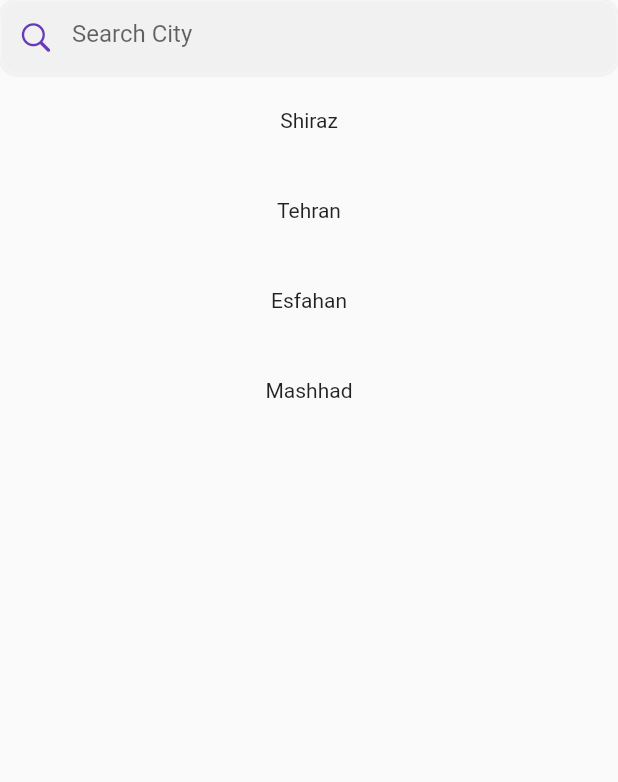
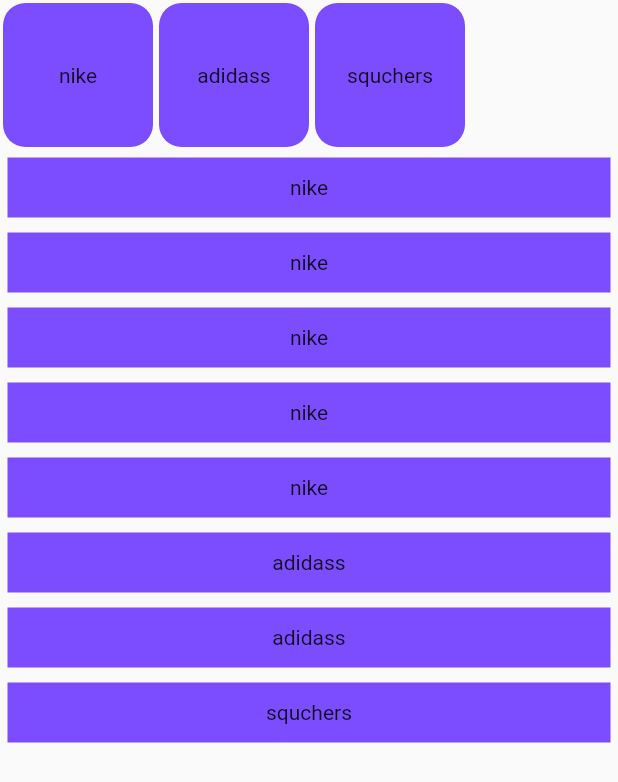
Before and after one commit to esmaeil-koohi/Widget, a Flutter app: the screen it shows after launch, on a phone screen of 412 x 824 dp. Shown: the top 782 px of the screen. Run offline on Flutter 3.47's test engine with Material 2 defaults, Android fonts, the phone set to English and light mode, and no system bars; our stand-ins replace dropdown_search, file_picker, qr_flutter.

Commit message:
filter in listView

```diff
--- /dev/null
+++ b/lib/filter_in_list.dart
@@ -0,0 +1,108 @@
+import 'package:flutter/material.dart';
+
+class FilterInList extends StatefulWidget {
+  const FilterInList({Key? key}) : super(key: key);
+
+  @override
+  State<FilterInList> createState() => _FilterInListState();
+}
+
+class _FilterInListState extends State<FilterInList> {
+  String selectIndex = 'All';
+  List<String> categoryList = ['nike', 'adidass', 'squchers'];
+  List<Product> productList = [
+    Product(title: 'nike', price: '12'),
+    Product(title: 'nike', price: '13'),
+    Product(title: 'nike', price: '12'),
+    Product(title: 'nike', price: '12'),
+    Product(title: 'nike', price: '12'),
+    Product(title: 'adidass', price: '12'),
+    Product(title: 'adidass', price: '12'),
+    Product(title: 'squchers', price: '12'),
+  ];
+  List<Product>? listFilter;
+
+  @override
+  void initState() {
+    // TODO: implement initState
+    super.initState();
+    listFilter = productList;
+  }
+
+  @override
+  Widget build(BuildContext context) {
+    final width = MediaQuery.of(context).size.width;
+    return Scaffold(
+      body: SafeArea(
+          child: Column(
+        children: [
+          SizedBox(
+            width: width,
+            height: 100,
+            child: ListView.builder(
+              itemCount: categoryList.length,
+              scrollDirection: Axis.horizontal,
+              itemBuilder: (context, index) {
+                return GestureDetector(
+                  onTap: () {
+                    setState(() {
+                      selectIndex = categoryList[index];
+                    });
+                  },
+                  child: Container(
+                    width: 100,
+                    height: 50,
+                    margin: const EdgeInsets.all(2),
+                    decoration: const BoxDecoration(
+                      color: Colors.deepPurpleAccent,
+                      borderRadius: BorderRadius.all(Radius.circular(15)),
+                    ),
+                    child: Center(
+                      child: Text(categoryList[index]),
+                    ),
+                  ),
+                );
+              },
+            ),
+          ),
+
+          //
+          Expanded(
+              child: ListView.builder(
+            itemCount: getFilteredItems().length,
+            itemBuilder: (context, index) {
+              // Product productFilter = getFilteredItems()[index];
+              return Container(
+                width: width,
+                height: 40,
+                margin: const EdgeInsets.all(5),
+                color: Colors.deepPurpleAccent,
+                child: Center(
+                  child: Text(getFilteredItems()[index].title),
+                ),
+              );
+            },
+          )),
+        ],
+      )),
+    );
+  }
+
+  List<Product> getFilteredItems() {
+    if (selectIndex == 'All') {
+      return productList;
+    } else {
+      return productList.where((item) => item.title == selectIndex).toList();
+    }
+  }
+
+}
+
+
+
+class Product {
+  final String title;
+  final String price;
+
+  Product({required this.title, required this.price});
+}
--- a/lib/main.dart
+++ b/lib/main.dart
@@ -2,6 +2,7 @@ import 'package:flutter/material.dart';
 import 'package:widget_need/animated_switcher.dart';
 import 'package:widget_need/challenge1.dart';
 import 'package:widget_need/file_picker.dart';
+import 'package:widget_need/filter_in_list.dart';
 import 'package:widget_need/qr_code.dart';
 import 'package:widget_need/search_in_list.dart';
 import 'package:widget_need/steper_widget.dart';
@@ -21,7 +22,7 @@ class MyApp extends StatelessWidget {
   Widget build(BuildContext context) {
     return MaterialApp(
       debugShowCheckedModeBanner: false,
-      home: SearchInList(),
+      home: FilterInList(),
     );
   }
 }
```
